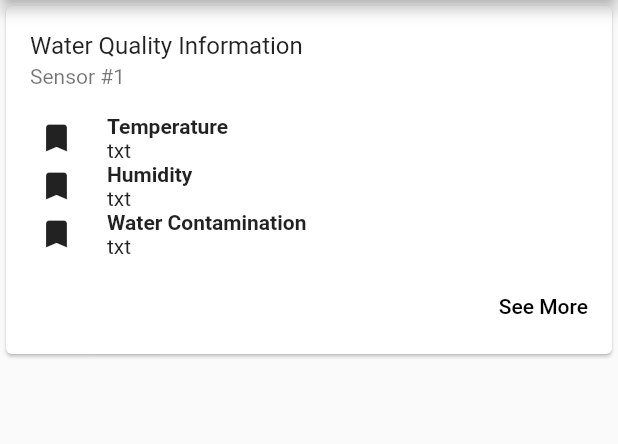
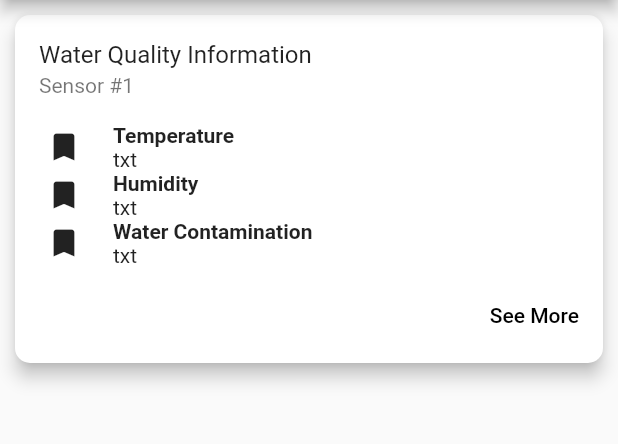
Before and after one commit to uyxela/watera, a Flutter app: the Dashboard screen opened directly, in the side drawer, after a tap on "Home", on a phone screen of 412 x 824 dp, the part 84-528 px from its top. Run offline on Flutter 3.47's test engine with Material 2 defaults, Android fonts, the phone set to English and light mode, and no system bars; our stand-ins replace charts_flutter.

Commit message:
dashboard, resources

```diff
--- a/wateranal/lib/main.dart
+++ b/wateranal/lib/main.dart
@@ -50,6 +50,11 @@ class Menu extends StatelessWidget {
       body: Column (
         children: <Widget>[
           Card(
+            margin: EdgeInsets.all(10),
+            shape: RoundedRectangleBorder(
+              borderRadius: BorderRadius.circular(10.0),
+            ),
+            elevation: 5,
             child: Column(
               mainAxisSize: MainAxisSize.min,
               children: <Widget>[
@@ -157,13 +162,34 @@ class Dashboard extends StatelessWidget {
 
         ],
       ),
-      body: Center(
-        child: RaisedButton(
-          onPressed: () {
-            // Navigate back to first route when tapped.
-          },
-          child: Text('Go back!'),
-        ),
+      body: ListView(
+        children: <Widget>[
+          Column(
+            children: <Widget>[
+              Card(
+                margin: const EdgeInsets.only(left: 20.0, right: 20.0, top: 10),
+                child: Column(
+                  children: <Widget>[
+                    const ListTile(
+//                  leading: Icon(Icons.album),
+                      title: Text('Average Temperature'),
+                      subtitle: Text('in Fahrenheit'),
+                    ),
+                    Container(
+                        margin: const EdgeInsets.only(left: 10.0, right: 10.0, top: 3, bottom: 10),
+                        height: 200.0,
+                        child: StackedAreaLineChart.withSampleData()
+                    ),
+                  ],
+                ),
+                shape: RoundedRectangleBorder(
+                  borderRadius: BorderRadius.circular(10.0),
+                ),
+                elevation: 5,
+              ),
+            ],
+          ),
+        ],
       ),
       drawer: DrawerTab()
     );
@@ -193,13 +219,63 @@ class Resources extends StatelessWidget {
           ),
         ],
       ),
-      body: Center(
-        child: RaisedButton(
-          onPressed: () {
-            // Navigate back to first route when tapped.
-          },
-          child: Text('Go back!'),
-        ),
+      body: Column(
+        children: [
+          Card(
+            margin: const EdgeInsets.only(left: 20.0, right: 20.0, top: 10),
+            shape: RoundedRectangleBorder(
+              borderRadius: BorderRadius.circular(10.0),
+            ),
+            elevation: 5,
+            child: Column(
+              children: <Widget>[
+                Row(
+                  children: <Widget>[
+                    Expanded(
+                      child: Container(
+                        child: Icon(Icons.album),
+                        height: 30,
+                      )
+                    ),
+                    Expanded(
+                      flex: 4,
+                      child: Container(
+                          margin: const EdgeInsets.only(top: 15),
+                          alignment: Alignment.centerLeft,
+                          height: 50,
+                          child: Column(
+                            crossAxisAlignment: CrossAxisAlignment.start,
+                            children: <Widget>[
+                              Text("Water Contamination", style: TextStyle(fontWeight: FontWeight.bold)),
+                              Text('txt')
+                            ],
+                          )
+                      ),
+                    ),
+                    Expanded(
+                        child: Container(
+                          child: Icon(Icons.share),
+                          height: 30,
+                        )
+                    ),
+                  ],
+                ),
+                Container(
+                  height: 250,
+                  width: 500,
+                  decoration: BoxDecoration(
+                    image: DecorationImage(
+                      image: AssetImage("images/placeholder.jpeg"),
+                      fit: BoxFit.fitWidth,
+                      alignment: Alignment.topCenter,
+                    ),
+                  ),
+                ),
+              ],
+            )
+          )
+
+        ],
       ),
       drawer: DrawerTab()
     );
@@ -346,3 +422,84 @@ class DrawerTab extends StatelessWidget {
     );
   }
 }
+
+class StackedAreaLineChart extends StatelessWidget {
+  final List<charts.Series> seriesList;
+  final bool animate;
+
+  StackedAreaLineChart(this.seriesList, {this.animate});
+
+  /// Creates a [LineChart] with sample data and no transition.
+  factory StackedAreaLineChart.withSampleData() {
+    return new StackedAreaLineChart(
+      _createSampleData(),
+      // Disable animations for image tests.
+      animate: true,
+    );
+  }
+
+
+  @override
+  Widget build(BuildContext context) {
+    return new charts.LineChart(seriesList,
+        defaultRenderer:
+        new charts.LineRendererConfig(includeArea: true, stacked: true),
+        animate: animate);
+  }
+
+  /// Create one series with sample hard coded data.
+  static List<charts.Series<LinearSales, int>> _createSampleData() {
+    final myFakeDesktopData = [
+      new LinearSales(0, 5),
+      new LinearSales(1, 25),
+      new LinearSales(2, 100),
+      new LinearSales(3, 75),
+    ];
+
+    var myFakeTabletData = [
+      new LinearSales(0, 10),
+      new LinearSales(1, 50),
+      new LinearSales(2, 200),
+      new LinearSales(3, 150),
+    ];
+
+    var myFakeMobileData = [
+      new LinearSales(0, 15),
+      new LinearSales(1, 75),
+      new LinearSales(2, 300),
+      new LinearSales(3, 225),
+    ];
+
+    return [
+      new charts.Series<LinearSales, int>(
+        id: 'Desktop',
+        colorFn: (_, __) => charts.MaterialPalette.blue.shadeDefault,
+        domainFn: (LinearSales sales, _) => sales.year,
+        measureFn: (LinearSales sales, _) => sales.sales,
+        data: myFakeDesktopData,
+      ),
+      new charts.Series<LinearSales, int>(
+        id: 'Tablet',
+        colorFn: (_, __) => charts.MaterialPalette.red.shadeDefault,
+        domainFn: (LinearSales sales, _) => sales.year,
+        measureFn: (LinearSales sales, _) => sales.sales,
+        data: myFakeTabletData,
+      ),
+      new charts.Series<LinearSales, int>(
+        id: 'Mobile',
+        colorFn: (_, __) => charts.MaterialPalette.green.shadeDefault,
+        domainFn: (LinearSales sales, _) => sales.year,
+        measureFn: (LinearSales sales, _) => sales.sales,
+        data: myFakeMobileData,
+      ),
+    ];
+  }
+}
+
+/// Sample linear data type.
+class LinearSales {
+  final int year;
+  final int sales;
+
+  LinearSales(this.year, this.sales);
+}
```
Also changed, not shown: wateranal/pubspec.yaml (+3 -54 lines), wateranal/images/placeholder.jpeg (added).
